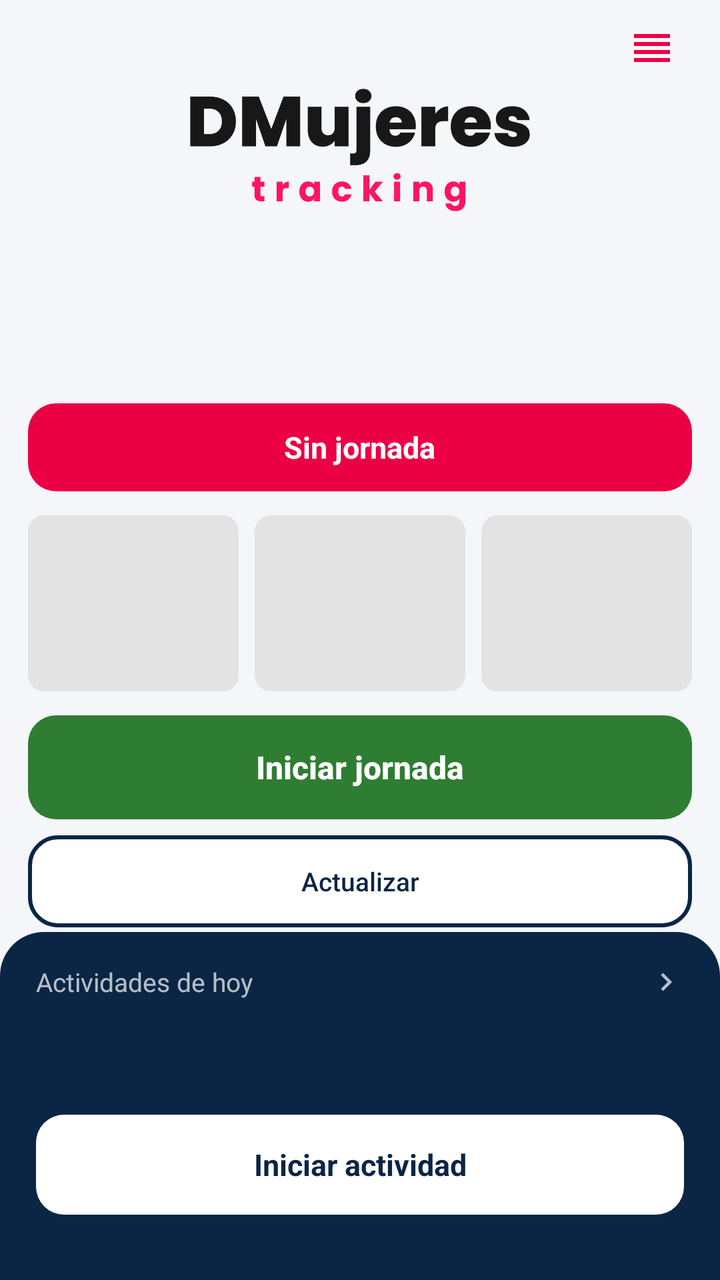
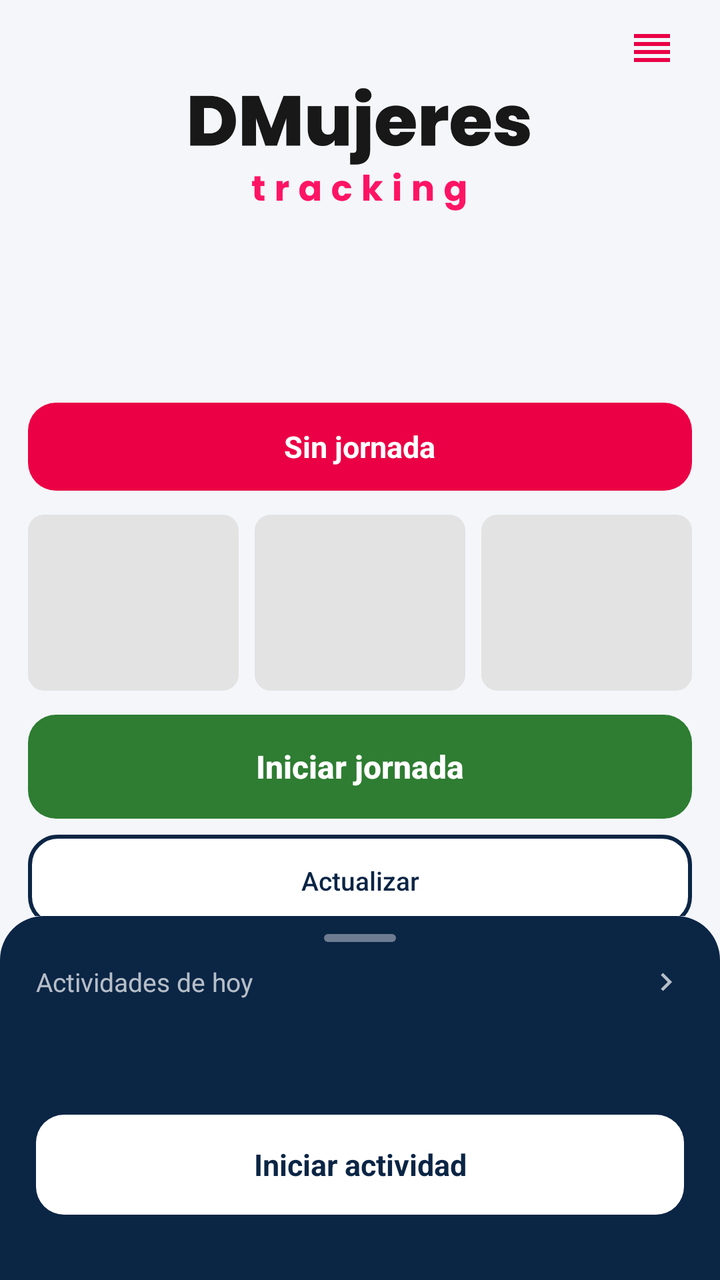

Screens rendered from an Android XML layout before and after an edit, with the pre-edit source and the edit as a unified diff.
<!-- AndroidManifest.xml: application theme AppTheme -->
<!-- res/layout/activity_locked_home.xml -->
<?xml version="1.0" encoding="utf-8"?>
<FrameLayout xmlns:android="http://schemas.android.com/apk/res/android"
    android:layout_width="match_parent"
    android:layout_height="match_parent"
    android:background="@color/canvas">

    <LinearLayout
        android:layout_width="match_parent"
        android:layout_height="match_parent"
        android:orientation="vertical">

    <LinearLayout
        android:layout_width="match_parent"
        android:layout_height="0dp"
        android:layout_weight="1"
        android:orientation="vertical"
        android:paddingStart="14dp"
        android:paddingTop="4dp"
        android:paddingEnd="14dp">

    
    <FrameLayout
        android:layout_width="match_parent"
        android:layout_height="40dp">

        <ImageButton
            android:id="@+id/console_button"
            android:layout_width="40dp"
            android:layout_height="40dp"
            android:layout_gravity="end|top"
            android:background="?attr/selectableItemBackgroundBorderless"
            android:contentDescription="@string/menu_status"
            android:src="@drawable/ic_console" />
    </FrameLayout>

    <Space
        android:layout_width="match_parent"
        android:layout_height="0dp"
        android:layout_weight="0.3" />

    <ImageView
        android:layout_width="170dp"
        android:layout_height="wrap_content"
        android:layout_gravity="center_horizontal"
        android:adjustViewBounds="true"
        android:contentDescription="@string/app_logo"
        android:src="@drawable/logo_banner" />

    <LinearLayout
        android:id="@+id/status_pill"
        android:layout_width="match_parent"
        android:layout_height="44dp"
        android:layout_marginTop="96dp"
        android:background="@drawable/bg_pill_red"
        android:gravity="center"
        android:orientation="horizontal"
        android:paddingStart="12dp"
        android:paddingEnd="12dp">

        <TextView
            android:id="@+id/pill_text"
            android:layout_width="wrap_content"
            android:layout_height="wrap_content"
            android:text="@string/pill_none"
            android:textColor="@color/white"
            android:textSize="15sp"
            android:textStyle="bold" />
    </LinearLayout>

    <LinearLayout
        android:id="@+id/location_warning"
        android:layout_width="match_parent"
        android:layout_height="46dp"
        android:layout_marginTop="8dp"
        android:background="@drawable/ds_surface"
        android:gravity="center"
        android:orientation="horizontal"
        android:visibility="gone">

        <TextView
            android:layout_width="wrap_content"
            android:layout_height="wrap_content"
            android:text="@string/location_warning_text"
            android:textColor="@color/primary"
            android:textSize="13sp"
            android:textStyle="bold" />
    </LinearLayout>

    <FrameLayout
        android:layout_width="match_parent"
        android:layout_height="wrap_content"
        android:layout_marginTop="12dp">

        <LinearLayout
            android:id="@+id/skeleton_group"
            android:layout_width="match_parent"
            android:layout_height="wrap_content"
            android:orientation="vertical">

            <LinearLayout
                android:layout_width="match_parent"
                android:layout_height="88dp"
                android:orientation="horizontal">

                <View
                    android:layout_width="0dp"
                    android:layout_height="match_parent"
                    android:layout_marginEnd="8dp"
                    android:layout_weight="1"
                    android:background="@drawable/bg_skeleton" />

                <View
                    android:layout_width="0dp"
                    android:layout_height="match_parent"
                    android:layout_marginEnd="8dp"
                    android:layout_weight="1"
                    android:background="@drawable/bg_skeleton" />

                <View
                    android:layout_width="0dp"
                    android:layout_height="match_parent"
                    android:layout_weight="1"
                    android:background="@drawable/bg_skeleton" />
            </LinearLayout>
        </LinearLayout>

        <LinearLayout
            android:id="@+id/home_content"
            android:layout_width="match_parent"
            android:layout_height="wrap_content"
            android:orientation="vertical"
            android:visibility="gone">

            <LinearLayout
                android:layout_width="match_parent"
                android:layout_height="88dp"
                android:orientation="horizontal">

                <LinearLayout
                    android:layout_width="0dp"
                    android:layout_height="match_parent"
                    android:layout_marginEnd="8dp"
                    android:layout_weight="1"
                    android:background="@drawable/ds_surface"
                    android:gravity="center"
                    android:orientation="vertical">

                    <TextView
                        android:id="@+id/pending_value"
                        android:layout_width="wrap_content"
                        android:layout_height="34dp"
                        android:gravity="center_vertical"
                        android:text="0"
                        android:textColor="@color/text_primary"
                        android:textSize="22sp"
                        android:textStyle="bold" />

                    <TextView
                        android:layout_width="match_parent"
                        android:layout_height="wrap_content"
                        android:ellipsize="end"
                        android:gravity="center"
                        android:maxLines="2"
                        android:paddingStart="4dp"
                        android:paddingEnd="4dp"
                        android:text="@string/pending_label"
                        android:textColor="@color/text_secondary"
                        android:textSize="12sp" />
                </LinearLayout>

                <LinearLayout
                    android:layout_width="0dp"
                    android:layout_height="match_parent"
                    android:layout_marginEnd="8dp"
                    android:layout_weight="1"
                    android:background="@drawable/ds_surface"
                    android:gravity="center"
                    android:orientation="vertical">

                    <TextView
                        android:id="@+id/battery_value"
                        android:layout_width="wrap_content"
                        android:layout_height="34dp"
                        android:gravity="center_vertical"
                        android:text="--%"
                        android:textColor="@color/text_primary"
                        android:textSize="22sp"
                        android:textStyle="bold" />

                    <TextView
                        android:layout_width="wrap_content"
                        android:layout_height="wrap_content"
                        android:text="@string/battery_label"
                        android:textColor="@color/text_secondary"
                        android:textSize="12sp" />
                </LinearLayout>

                <LinearLayout
                    android:layout_width="0dp"
                    android:layout_height="match_parent"
                    android:layout_weight="1"
                    android:background="@drawable/ds_surface"
                    android:gravity="center"
                    android:orientation="vertical">

                    <TextView
                        android:id="@+id/duration_value"
                        android:layout_width="wrap_content"
                        android:layout_height="34dp"
                        android:gravity="center_vertical"
                        android:text="0 h 0 min"
                        android:textColor="@color/text_primary"
                        android:textSize="18sp"
                        android:textStyle="bold" />

                    <TextView
                        android:layout_width="wrap_content"
                        android:layout_height="wrap_content"
                        android:text="@string/duration_label"
                        android:textColor="@color/text_secondary"
                        android:textSize="12sp" />
                </LinearLayout>
            </LinearLayout>

        </LinearLayout>
    </FrameLayout>

    
    <Button
        android:id="@+id/journey_button"
        android:layout_width="match_parent"
        android:layout_height="52dp"
        android:layout_marginTop="12dp"
        android:background="@drawable/bg_button_green"
        android:stateListAnimator="@null"
        android:text="@string/journey_start_upper"
        android:textAllCaps="false"
        android:textColor="@color/white"
        android:textSize="16sp"
        android:textStyle="bold" />

    <Button
        android:id="@+id/update_button"
        android:layout_width="match_parent"
        android:layout_height="46dp"
        android:layout_marginTop="8dp"
        android:background="@drawable/bg_update_progress"
        android:ellipsize="end"
        android:maxLines="1"
        android:stateListAnimator="@null"
        android:text="@string/refresh_button"
        android:textAllCaps="false"
        android:textColor="@color/navy"
        android:textSize="13sp" />

    <Space
        android:layout_width="match_parent"
        android:layout_height="0dp"
        android:layout_weight="1" />
    </LinearLayout>

    
    <LinearLayout
        android:layout_width="match_parent"
        android:layout_height="wrap_content"
        android:background="@drawable/ds_footer_navy"
        android:orientation="vertical"
        android:paddingStart="18dp"
        android:paddingTop="14dp"
        android:paddingEnd="18dp"
        android:paddingBottom="6dp">

        
        <LinearLayout
            android:id="@+id/cronograma_card"
            android:layout_width="match_parent"
            android:layout_height="wrap_content"
            android:background="?attr/selectableItemBackground"
            android:clickable="true"
            android:focusable="true"
            android:orientation="vertical"
            android:paddingTop="2dp"
            android:paddingBottom="10dp">

            <LinearLayout
                android:layout_width="match_parent"
                android:layout_height="wrap_content"
                android:gravity="center_vertical"
                android:orientation="horizontal">

                <TextView
                    android:layout_width="0dp"
                    android:layout_height="wrap_content"
                    android:layout_weight="1"
                    android:text="@string/crono_home_titulo"
                    android:textColor="#B3FFFFFF"
                    android:textSize="13sp" />

                <TextView
                    android:id="@+id/crono_sync_home"
                    android:layout_width="wrap_content"
                    android:layout_height="wrap_content"
                    android:textColor="#80FFFFFF"
                    android:textSize="11sp" />

                <ImageView
                    android:layout_width="18dp"
                    android:layout_height="18dp"
                    android:layout_marginStart="4dp"
                    android:alpha="0.7"
                    android:importantForAccessibility="no"
                    android:src="@drawable/ds_ic_chevron" />
            </LinearLayout>

            <TextView
                android:id="@+id/crono_resumen"
                android:layout_width="match_parent"
                android:layout_height="wrap_content"
                android:layout_marginTop="4dp"
                android:ellipsize="end"
                android:maxLines="1"
                android:textColor="@color/white"
                android:textSize="17sp"
                android:textStyle="bold" />

            <TextView
                android:id="@+id/crono_detalle"
                android:layout_width="match_parent"
                android:layout_height="wrap_content"
                android:layout_marginTop="2dp"
                android:ellipsize="end"
                android:maxLines="1"
                android:textColor="#D9FFFFFF"
                android:textSize="13.5sp" />
        </LinearLayout>

        <TextView
            android:id="@+id/crono_accion"
            android:layout_width="match_parent"
            android:layout_height="50dp"
            android:background="@drawable/ds_boton_blanco"
            android:gravity="center"
            android:text="@string/crono_iniciar"
            android:textColor="@color/navy"
            android:textSize="15sp"
            android:textStyle="bold" />

        <TextView
            android:id="@+id/version_label"
            android:layout_width="match_parent"
            android:layout_height="wrap_content"
            android:layout_marginTop="4dp"
            android:gravity="center"
            android:padding="4dp"
            android:textColor="#80FFFFFF"
            android:textSize="11sp" />
    </LinearLayout>

    </LinearLayout>

    
    <LinearLayout
        android:id="@+id/update_banner"
        android:layout_width="match_parent"
        android:layout_height="46dp"
        android:layout_gravity="top"
        android:layout_marginStart="14dp"
        android:layout_marginEnd="14dp"
        android:background="@drawable/bg_banner_update"
        android:clickable="true"
        android:elevation="6dp"
        android:focusable="true"
        android:gravity="center"
        android:orientation="horizontal"
        android:visibility="gone">

        <ImageView
            android:id="@+id/banner_icon"
            android:layout_width="16dp"
            android:layout_height="16dp"
            android:importantForAccessibility="no"
            android:src="@drawable/ic_update"
            android:tint="@color/white" />

        <TextView
            android:id="@+id/banner_text"
            android:layout_width="wrap_content"
            android:layout_height="wrap_content"
            android:layout_marginStart="8dp"
            android:text="@string/update_banner_text"
            android:textColor="@color/white"
            android:textSize="13sp" />
    </LinearLayout>

</FrameLayout>
<!-- resources referenced by this layout -->
<resources>
  <color name="canvas">#F4F6FA</color>
  <color name="navy">#0B2545</color>
  <color name="primary">#EB0045</color>
  <color name="text_primary">#0C1F3D</color>
  <color name="text_secondary">#5B6576</color>
  <color name="white">#FFFFFF</color>
  <!-- drawable bg_banner_update (drawable) -->
  <?xml version="1.0" encoding="utf-8"?>
  <shape xmlns:android="http://schemas.android.com/apk/res/android" android:shape="rectangle">
      <solid android:color="@color/primary" />
      <corners
          android:bottomLeftRadius="14dp"
          android:bottomRightRadius="14dp" />
  </shape>
  <!-- drawable bg_button_green (drawable) -->
  <?xml version="1.0" encoding="utf-8"?>
  <shape xmlns:android="http://schemas.android.com/apk/res/android" android:shape="rectangle">
      <solid android:color="@color/status_ok" />
      <corners android:radius="14dp" />
  </shape>
  <!-- drawable bg_pill_red (drawable) -->
  <?xml version="1.0" encoding="utf-8"?>
  <shape xmlns:android="http://schemas.android.com/apk/res/android" android:shape="rectangle">
      <solid android:color="@color/primary" />
      <corners android:radius="14dp" />
  </shape>
  <!-- drawable bg_skeleton (drawable) -->
  <?xml version="1.0" encoding="utf-8"?>
  <shape xmlns:android="http://schemas.android.com/apk/res/android" android:shape="rectangle">
      <solid android:color="#E3E3E3" />
      <corners android:radius="8dp" />
  </shape>
  <!-- drawable ds_boton_blanco (drawable) -->
  <?xml version="1.0" encoding="utf-8"?>
  <ripple xmlns:android="http://schemas.android.com/apk/res/android"
      android:color="#220B2545">
      <item>
          <shape android:shape="rectangle">
              <solid android:color="@color/white" />
              <corners android:radius="14dp" />
          </shape>
      </item>
  </ripple>
  <!-- drawable ds_footer_navy (drawable) -->
  <?xml version="1.0" encoding="utf-8"?>
  <shape xmlns:android="http://schemas.android.com/apk/res/android" android:shape="rectangle">
      <solid android:color="@color/navy" />
      <corners android:topLeftRadius="22dp" android:topRightRadius="22dp" />
  </shape>
  <!-- drawable ds_surface (drawable) -->
  <?xml version="1.0" encoding="utf-8"?>
  <shape xmlns:android="http://schemas.android.com/apk/res/android" android:shape="rectangle">
      <solid android:color="@color/surface" />
      <stroke android:width="1dp" android:color="@color/line" />
      <corners android:radius="16dp" />
  </shape>
  <string name="app_logo">DMujeres Tracking</string>
  <string name="battery_label">Batería</string>
  <string name="crono_home_titulo">Actividades de hoy</string>
  <string name="crono_iniciar">Iniciar actividad</string>
  <string name="duration_label">Duración</string>
  <string name="journey_start_upper">Iniciar jornada</string>
  <string name="location_warning_text">Ubicación apagada · Toca para activarla</string>
  <string name="menu_status">Consola</string>
  <string name="pending_label">Pendientes por enviar</string>
  <string name="pill_none">Sin jornada</string>
  <string name="refresh_button">Actualizar</string>
  <string name="update_banner_text">Actualización disponible · Toca para instalar</string>
  <color name="status_ok">#2E7D32</color>
  <color name="surface">#FFFFFF</color>
  <color name="line">#E6E9EF</color>
  <color name="ink">#181818</color>
  <color name="primary_dark">#C4003B</color>
  <color name="accent">#FF1464</color>
  <!-- unchanged entries left out for length: 6 -->
</resources>

<!-- the commit's change to res/layout/activity_locked_home.xml (unified diff, before → after) -->
@@ -261,14 +261,28 @@
 
     
     <LinearLayout
+        android:id="@+id/pie_actividades"
         android:layout_width="match_parent"
         android:layout_height="wrap_content"
         android:background="@drawable/ds_footer_navy"
         android:orientation="vertical"
         android:paddingStart="18dp"
-        android:paddingTop="14dp"
         android:paddingEnd="18dp"
         android:paddingBottom="6dp">
+
+        
+        <FrameLayout
+            android:id="@+id/pie_asa"
+            android:layout_width="match_parent"
+            android:layout_height="22dp"
+            android:contentDescription="@string/pie_asa">
+
+            <View
+                android:layout_width="36dp"
+                android:layout_height="4dp"
+                android:layout_gravity="center"
+                android:background="@drawable/ds_asa" />
+        </FrameLayout>
 
         
         <LinearLayout
<!-- resource entries referenced after the edit -->
@@ -32,6 +32,12 @@
       <solid android:color="#E3E3E3" />
       <corners android:radius="8dp" />
   </shape>
+  <!-- drawable ds_asa (drawable) -->
+  <?xml version="1.0" encoding="utf-8"?>
+  <shape xmlns:android="http://schemas.android.com/apk/res/android" android:shape="rectangle">
+      <solid android:color="#66FFFFFF" />
+      <corners android:radius="2dp" />
+  </shape>
   <!-- drawable ds_boton_blanco (drawable) -->
   <?xml version="1.0" encoding="utf-8"?>
   <ripple xmlns:android="http://schemas.android.com/apk/res/android"
@@ -65,6 +71,7 @@
   <string name="location_warning_text">Ubicación apagada · Toca para activarla</string>
   <string name="menu_status">Consola</string>
   <string name="pending_label">Pendientes por enviar</string>
+  <string name="pie_asa">Mostrar u ocultar actividades</string>
   <string name="pill_none">Sin jornada</string>
   <string name="refresh_button">Actualizar</string>
   <string name="update_banner_text">Actualización disponible · Toca para instalar</string>
